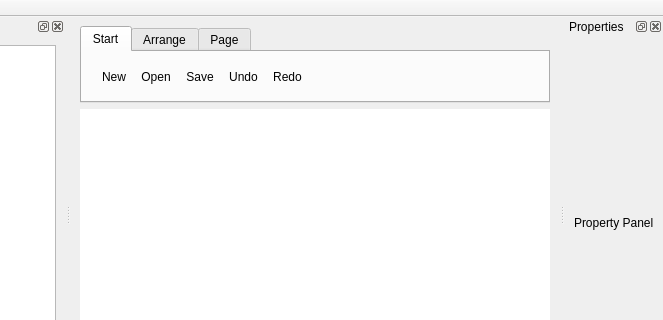
Old version of the form MyPaint/mainwindow.ui in the repository sapphire-YE/111; both pictures show x 209 to 872 and y 0 to 320 of the 872 by 432 pixel window.
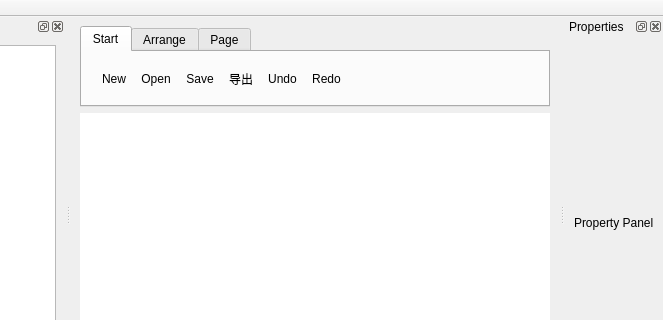
New version of the form.

Commit message: feat(MainWindow): 文件管理功能移动至按钮

```diff
--- a/MyPaint/mainwindow.ui
+++ b/MyPaint/mainwindow.ui
@@ -33,6 +33,7 @@
           <addaction name="actionNew"/>
           <addaction name="actionOpen"/>
           <addaction name="actionSave"/>
+          <addaction name="actionExport"/>
           <addaction name="actionUndo"/>
           <addaction name="actionRedo"/>
          </widget>
@@ -172,6 +173,11 @@
     <string>Save</string>
    </property>
   </action>
+  <action name="actionExport">
+   <property name="text">
+    <string>导出</string>
+   </property>
+  </action>
   <action name="actionUndo">
    <property name="text">
     <string>Undo</string>
```
The commit also changes 3 other files.
